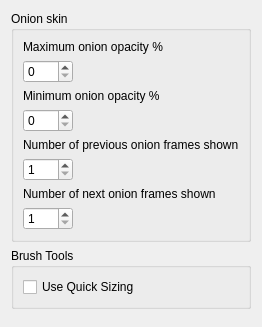
Qt form app/ui/toolspage.ui (pencil2d/pencil) before a commit.
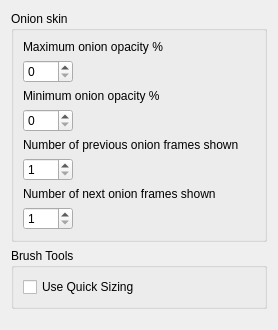
The same form after that commit.

```diff
--- a/app/ui/toolspage.ui
+++ b/app/ui/toolspage.ui
@@ -2,6 +2,14 @@
 <ui version="4.0">
  <class>ToolsPage</class>
  <widget class="QWidget" name="ToolsPage">
+  <property name="geometry">
+   <rect>
+    <x>0</x>
+    <y>0</y>
+    <width>278</width>
+    <height>330</height>
+   </rect>
+  </property>
   <layout class="QVBoxLayout" name="lay2">
    <item>
     <widget class="QGroupBox" name="onionSkinBox">
@@ -143,6 +151,12 @@
      <property name="orientation">
       <enum>Qt::Vertical</enum>
      </property>
+     <property name="sizeHint" stdset="0">
+      <size>
+       <width>0</width>
+       <height>0</height>
+      </size>
+     </property>
     </spacer>
    </item>
   </layout>
```
Left out of the diff: 83 changed lines with no effect on the pictures.
